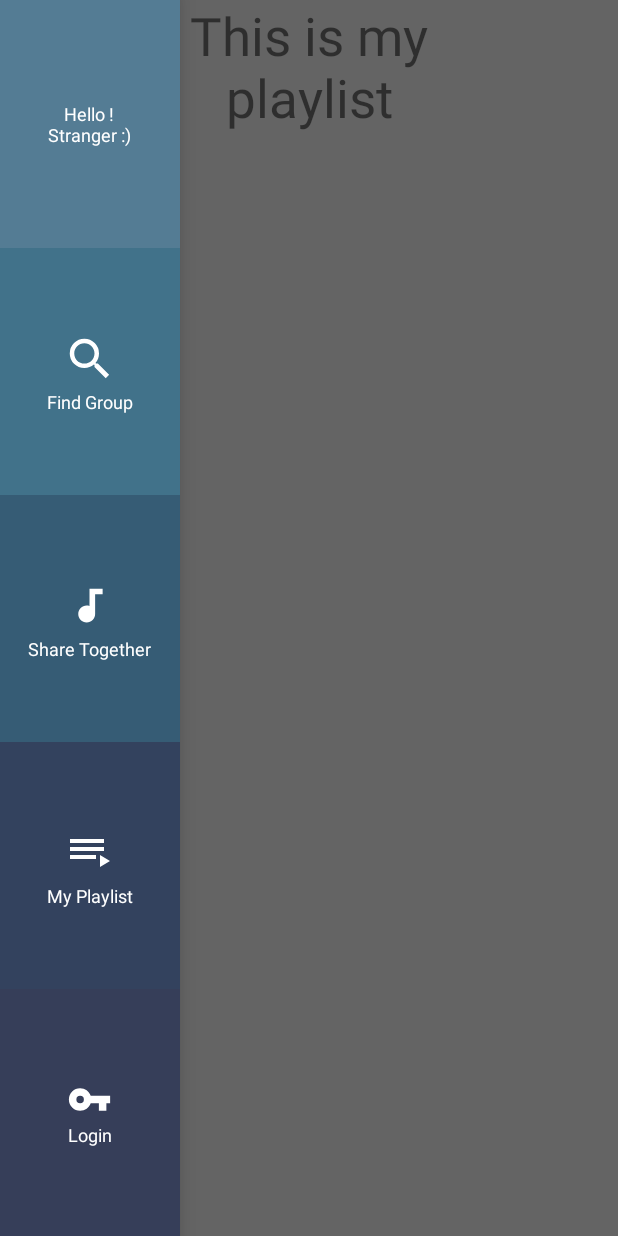
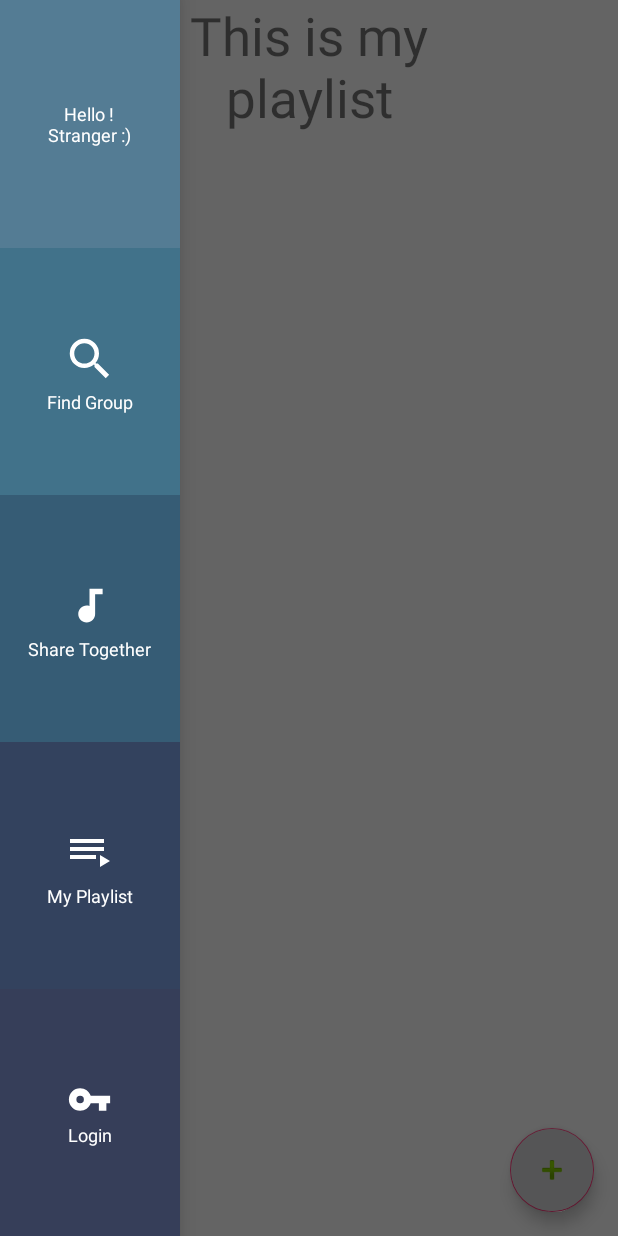
Before and after one commit to HwangheeKim/SharePlaylist, an Android app: the fragment MyPlaylist placed in its activity, with the side drawer open, on a phone screen of 412 x 824 dp. Run offline under Robolectric (Android 15) with nearby library versions, the light colour scheme and no system bars; our stand-ins replace Picasso; libraries missing offline, so code that uses them is left out: com.facebook, com.koushikdutta.async, com.koushikdutta.ion; pictures from the network do not load; 2 statements that could not run were skipped.

Commit message:
Fragment show

```diff
--- a/android/app/src/main/java/com/example/q/shareplaylist/MyPlaylist.java
+++ b/android/app/src/main/java/com/example/q/shareplaylist/MyPlaylist.java
@@ -1,21 +1,72 @@
 package com.example.q.shareplaylist;
 
+import android.app.Activity;
 import android.content.Context;
+import android.content.Intent;
 import android.net.Uri;
 import android.os.Bundle;
+import android.support.annotation.Nullable;
+import android.support.design.widget.FloatingActionButton;
 import android.support.v4.app.Fragment;
+import android.support.v4.app.FragmentManager;
+import android.support.v4.app.FragmentTransaction;
 import android.view.LayoutInflater;
 import android.view.View;
 import android.view.ViewGroup;
+import android.widget.ListView;
+
+import java.util.ArrayList;
+import java.util.List;
 
 public class MyPlaylist extends Fragment {
     View rootView;
+    FloatingActionButton fab;
+
+
+
+    public class loaderActivity extends Activity {
+
+        @Override
+        protected void onCreate(@Nullable Bundle savedInstanceState) {
+            super.onCreate(savedInstanceState);
+            setContentView(R.layout.fragment_loader);
+
+            FragmentManager fragmentManager = getActivity().getSupportFragmentManager();
+            FragmentTransaction fragmentTransaction = fragmentManager.beginTransaction();
+            fragmentTransaction.add(R.id.fragment_loader, new PlayGroupAddVideo(), "tag1");
+            fragmentTransaction.commit();
+
+        }
+    }
+
 
     @Override
     public View onCreateView(LayoutInflater inflater, ViewGroup container,
                              Bundle savedInstanceState) {
         rootView = inflater.inflate(R.layout.fragment_my_playlist, container, false);
 
+        ListView listview = (ListView) rootView.findViewById(R.id.myPlayListView);
+
+
+
+
+
+
+        fab = (FloatingActionButton) rootView.findViewById(R.id.floatingActionButton);
+
+        fab.setOnClickListener(new View.OnClickListener() {
+            @Override
+            public void onClick(View v) {
+                Intent searchIntent = new Intent(getActivity(), loaderActivity.class);
+                startActivity(searchIntent);
+            }
+        });
+
+
+
+
+
+
         return rootView;
     }
 }
--- a/android/app/src/main/res/layout/fragment_my_playlist.xml
+++ b/android/app/src/main/res/layout/fragment_my_playlist.xml
@@ -1,4 +1,5 @@
 <FrameLayout xmlns:android="http://schemas.android.com/apk/res/android"
+    xmlns:app="http://schemas.android.com/apk/res-auto"
     xmlns:tools="http://schemas.android.com/tools"
     android:layout_width="match_parent"
     android:layout_height="match_parent"
@@ -17,6 +18,16 @@
         android:layout_marginRight="5dp"
         android:layout_marginBottom="5dp"
         android:layout_width="match_parent"
-        android:layout_height="match_parent" />
+        android:layout_height="match_parent"
+        android:id="@+id/myPlayListView"/>
+
+    <android.support.design.widget.FloatingActionButton
+        android:layout_width="wrap_content"
+        android:layout_height="wrap_content"
+        android:layout_gravity="end|bottom"
+        android:layout_margin="16dp"
+        android:backgroundTint="@color/com_facebook_blue"
+        app:srcCompat="@android:drawable/ic_input_add"
+        android:id="@+id/floatingActionButton" />
 
 </FrameLayout>
```
Also changed, not shown: android/app/src/main/res/layout/fragment_loader.xml (added, +7 -0 lines).
